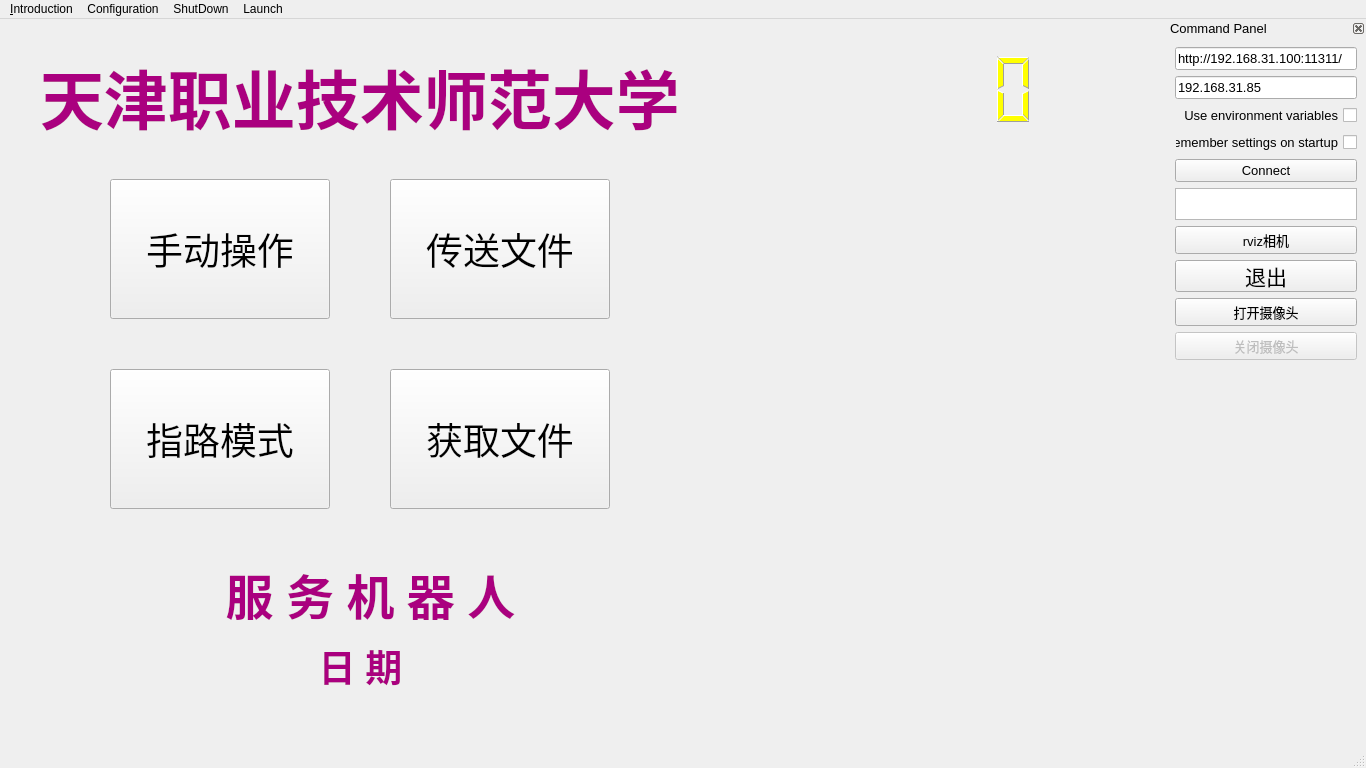
First picture: the form in src/main_interface/ui/main_window.ui, repository sunyuzhe2017/Robot_GUI, before the edit.
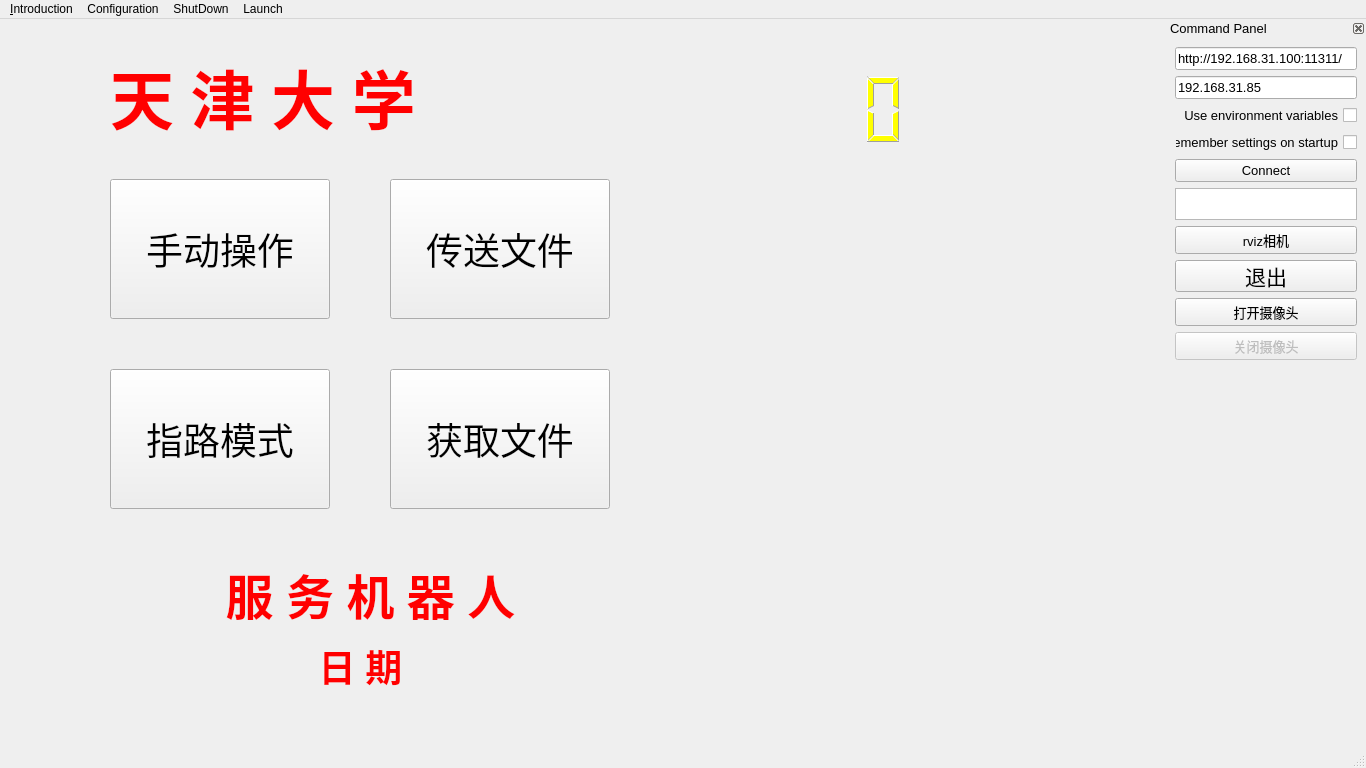
Second picture: the form after the edit. Icons and pictures are not drawn.

Commit message: add servo open control in manualcontrol panel

```diff
--- a/src/main_interface/ui/main_window.ui
+++ b/src/main_interface/ui/main_window.ui
@@ -164,9 +164,9 @@
    <widget class="QLabel" name="label_tju">
     <property name="geometry">
      <rect>
-      <x>40</x>
+      <x>110</x>
       <y>30</y>
-      <width>651</width>
+      <width>401</width>
       <height>91</height>
      </rect>
     </property>
@@ -177,7 +177,7 @@
      </font>
     </property>
     <property name="text">
-     <string>&lt;html&gt;&lt;head/&gt;&lt;body&gt;&lt;p&gt;&lt;span style=&quot; font-size:48pt; font-weight:600; color:#aa007f;&quot;&gt;天津职业技术师范大学&lt;/span&gt;&lt;/p&gt;&lt;/body&gt;&lt;/html&gt;</string>
+     <string>&lt;html&gt;&lt;head/&gt;&lt;body&gt;&lt;p&gt;&lt;span style=&quot; font-size:48pt; font-weight:600; color:#ff0000;&quot;&gt;天 津 大 学&lt;/span&gt;&lt;/p&gt;&lt;/body&gt;&lt;/html&gt;</string>
     </property>
    </widget>
    <widget class="QLabel" name="label_pro">
@@ -196,7 +196,7 @@
      </font>
     </property>
     <property name="text">
-     <string>&lt;html&gt;&lt;head/&gt;&lt;body&gt;&lt;p&gt;&lt;span style=&quot; font-weight:600; color:#aa007f;&quot;&gt;服 务 机 器 人&lt;/span&gt;&lt;/p&gt;&lt;/body&gt;&lt;/html&gt;</string>
+     <string>&lt;html&gt;&lt;head/&gt;&lt;body&gt;&lt;p&gt;&lt;span style=&quot; font-weight:600; color:#ff0000;&quot;&gt;服 务 机 器 人&lt;/span&gt;&lt;/p&gt;&lt;/body&gt;&lt;/html&gt;</string>
     </property>
     <property name="alignment">
      <set>Qt::AlignCenter</set>
@@ -205,8 +205,8 @@
    <widget class="QLCDNumber" name="lcdNumber_time">
     <property name="geometry">
      <rect>
-      <x>720</x>
-      <y>30</y>
+      <x>590</x>
+      <y>50</y>
       <width>321</width>
       <height>81</height>
      </rect>
@@ -243,12 +243,12 @@
      </font>
     </property>
     <property name="styleSheet">
-     <string notr="true">color: rgb(170, 0, 127);
+     <string notr="true">color: rgb(255, 0, 0);
 font: 26pt &quot;AR PL UKai TW MBE&quot;;
 font-weight:600;</string>
     </property>
     <property name="text">
-     <string>&lt;html&gt;&lt;head/&gt;&lt;body&gt;&lt;p&gt;&lt;span style=&quot; font-size:28pt; color:#aa007f;&quot;&gt;日 期&lt;/span&gt;&lt;/p&gt;&lt;/body&gt;&lt;/html&gt;</string>
+     <string>&lt;html&gt;&lt;head/&gt;&lt;body&gt;&lt;p&gt;&lt;span style=&quot; font-size:28pt; color:#ff0000;&quot;&gt;日 期&lt;/span&gt;&lt;/p&gt;&lt;/body&gt;&lt;/html&gt;</string>
     </property>
     <property name="alignment">
      <set>Qt::AlignCenter</set>
```
Left out of the diff: 14 changed lines with no effect on the pictures. The commit also changes 5 other files.
